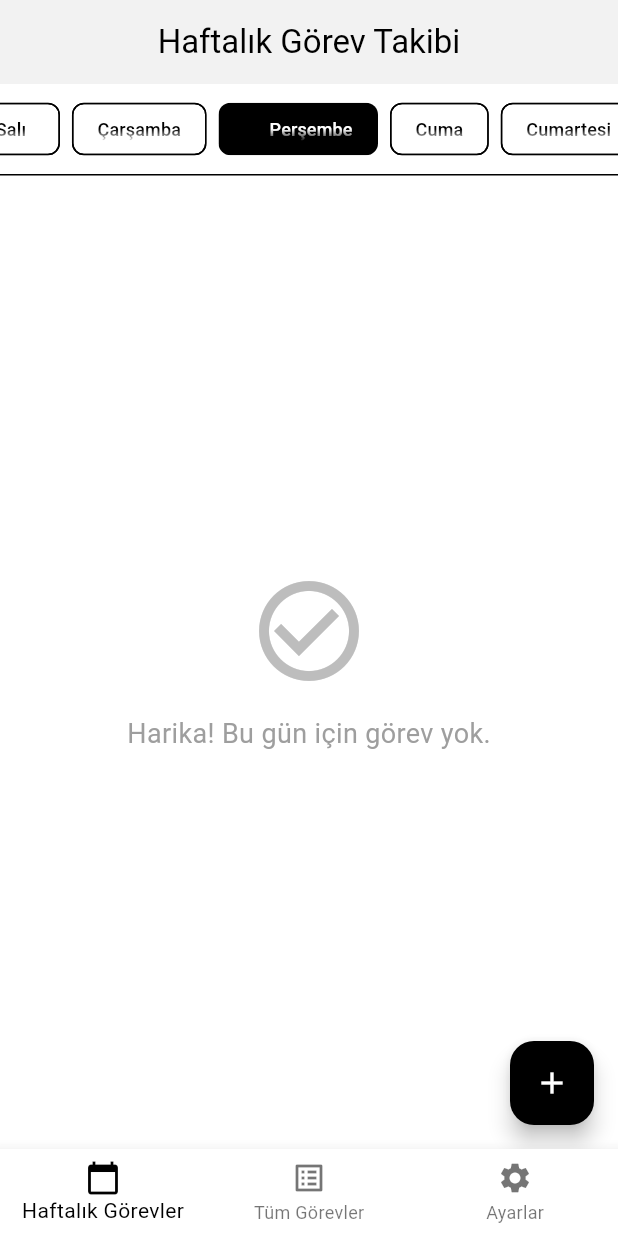
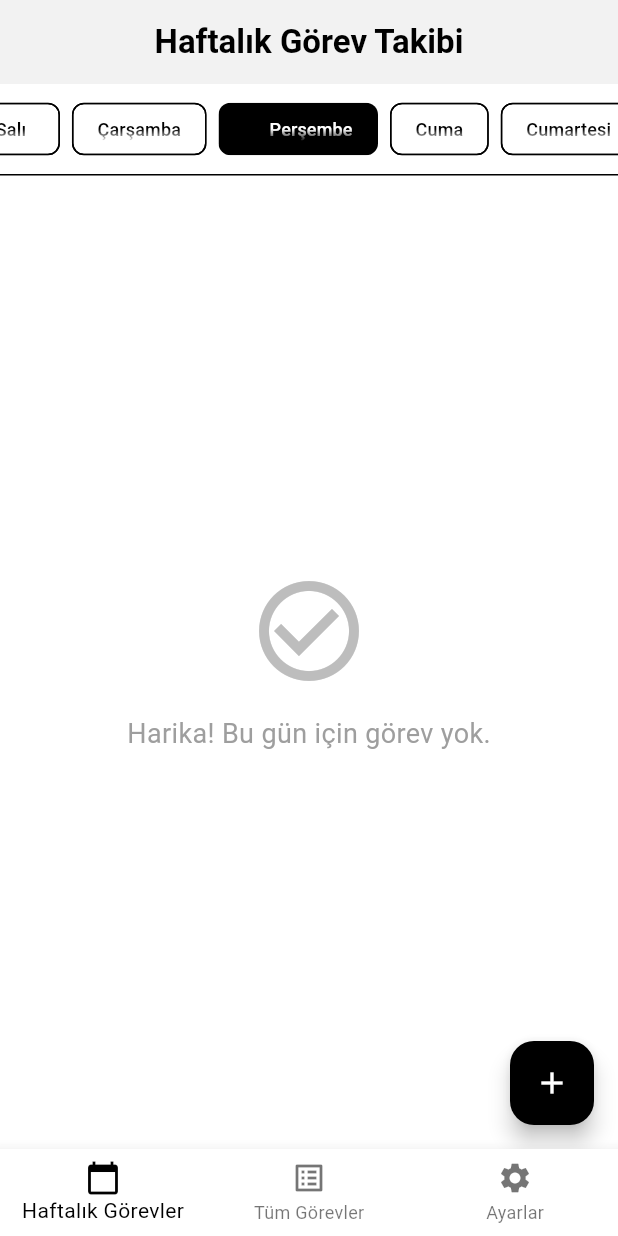
Before and after one commit to koksal100/tracker, a Flutter app: the screen it shows after launch, after a tap on an icon or button, on a phone screen of 412 x 824 dp. Run offline on Flutter 3.47's test engine with Material 3 defaults, Android fonts, the phone set to English and light mode, and no system bars; our stand-ins replace shared_preferences.

Commit message:
appbar reusable

```diff
--- a/lib/screens/all_tasks_screen.dart
+++ b/lib/screens/all_tasks_screen.dart
@@ -1,5 +1,5 @@
-
 import 'package:flutter/material.dart';
+import '../widgets/custom_app_bar.dart';
 
 class AllTasksScreen extends StatelessWidget {
   const AllTasksScreen({super.key});
@@ -7,9 +7,7 @@ class AllTasksScreen extends StatelessWidget {
   @override
   Widget build(BuildContext context) {
     return Scaffold(
-      appBar: AppBar(
-        title: const Text('Tüm Görevler'),
-      ),
+      appBar: const CustomAppBar(title: 'Tüm Görevler'),
       body: const Center(
         child: Text('Tüm görevler burada gösterilecek.'),
       ),
--- a/lib/screens/home_screen.dart
+++ b/lib/screens/home_screen.dart
@@ -1,7 +1,9 @@
+
 import 'dart:convert';
 import 'package:flutter/material.dart';
 import 'package:shared_preferences/shared_preferences.dart';
 import '../models/task.dart';
+import '../widgets/custom_app_bar.dart';
 
 class HomeScreen extends StatefulWidget {
   const HomeScreen({super.key});
@@ -321,11 +323,7 @@ class _HomeScreenState extends State<HomeScreen> {
     final theme = Theme.of(context);
 
     return Scaffold(
-      appBar: AppBar(
-        title: const Text('Haftalık Görev Takibi'),
-        centerTitle: true,
-        elevation: 1,
-      ),
+      appBar: const CustomAppBar(title: 'Haftalık Görev Takibi'),
       body: Column(
         children: [
           Container(
--- a/lib/screens/settings_screen.dart
+++ b/lib/screens/settings_screen.dart
@@ -1,5 +1,7 @@
+
 import 'package:flutter/material.dart';
 import 'package:shared_preferences/shared_preferences.dart';
+import '../widgets/custom_app_bar.dart';
 
 class SettingsScreen extends StatelessWidget {
   final ThemeMode themeMode;
@@ -19,9 +21,7 @@ class SettingsScreen extends StatelessWidget {
   @override
   Widget build(BuildContext context) {
     return Scaffold(
-      appBar: AppBar(
-        title: const Text('Ayarlar'),
-      ),
+      appBar: const CustomAppBar(title: 'Ayarlar'),
       body: ListView(
         children: [
           ListTile(
--- /dev/null
+++ b/lib/widgets/custom_app_bar.dart
@@ -0,0 +1,29 @@
+
+import 'package:flutter/material.dart';
+
+class CustomAppBar extends StatelessWidget implements PreferredSizeWidget {
+  final String title;
+
+  const CustomAppBar({
+    super.key,
+    required this.title,
+  });
+
+  @override
+  Widget build(BuildContext context) {
+    return AppBar(
+      title: Text(
+        title,
+        style: const TextStyle(
+          fontSize: 22, // Increased font size
+          fontWeight: FontWeight.bold,
+        ),
+      ),
+      centerTitle: true,
+      elevation: 1,
+    );
+  }
+
+  @override
+  Size get preferredSize => const Size.fromHeight(kToolbarHeight);
+}
```
